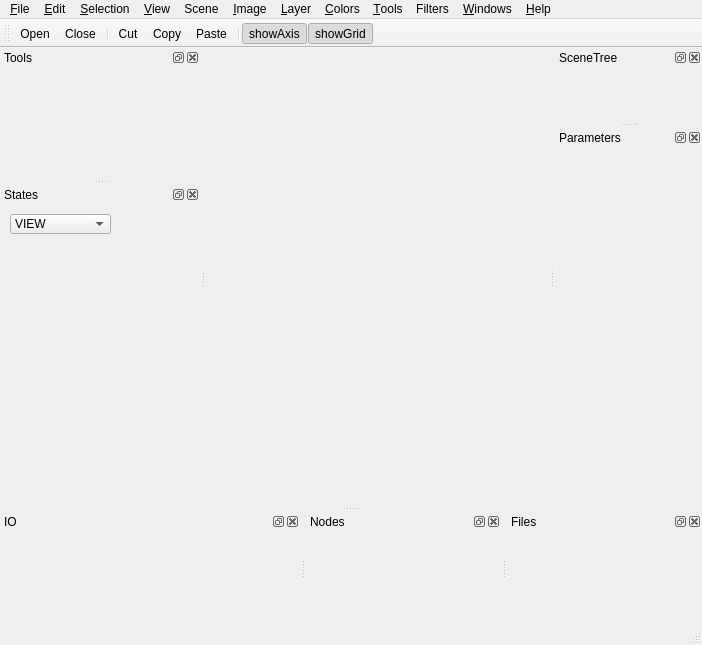
Before: the Qt Designer form applications/TexturePainter/TexturePainter.ui in billhj/Etoile2015, drawn with Qt 5.
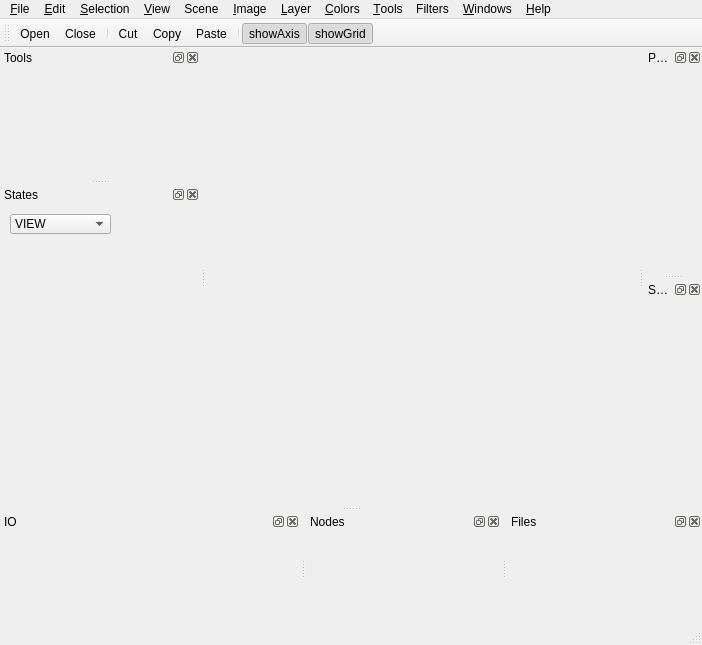
After: the same form once the commit is applied. Icons and pictures are not drawn. Custom widgets are drawn as their Qt base class.

```diff
--- a/applications/TexturePainter/TexturePainter.ui
+++ b/applications/TexturePainter/TexturePainter.ui
@@ -249,6 +249,21 @@
     </layout>
    </widget>
   </widget>
+  <widget class="QDockWidget" name="parametersDockWidget">
+     <property name="windowTitle">
+       <string>Parameters</string>
+     </property>
+     <attribute name="dockWidgetArea">
+       <number>2</number>
+     </attribute>
+     <widget class="QWidget" name="dockWidgetContents_3">
+       <layout class="QGridLayout" name="gridLayout">
+         <item row="0" column="0">
+           <widget class="QTEntityParametersWidget" name="parametersView" native="true"/>
+         </item>
+       </layout>
+     </widget>
+  </widget>
   <widget class="QDockWidget" name="sceneTreeDockWidget">
    <property name="windowTitle">
     <string>SceneTree</string>
@@ -282,27 +297,7 @@
     </layout>
    </widget>
   </widget>
-  <widget class="QDockWidget" name="parametersDockWidget">
-   <property name="minimumSize">
-    <size>
-     <width>147</width>
-     <height>209</height>
-    </size>
-   </property>
-   <property name="windowTitle">
-    <string>Parameters</string>
-   </property>
-   <attribute name="dockWidgetArea">
-    <number>2</number>
-   </attribute>
-   <widget class="QWidget" name="dockWidgetContents_3">
-    <layout class="QHBoxLayout" name="horizontalLayout_7">
-     <item>
-      <widget class="QTEntityParametersWidget" name="parametersView" native="true"/>
-     </item>
-    </layout>
-   </widget>
-  </widget>
+  
   <action name="action_Open">
    <property name="icon">
     <iconset resource="TexturePainter.qrc">
```
